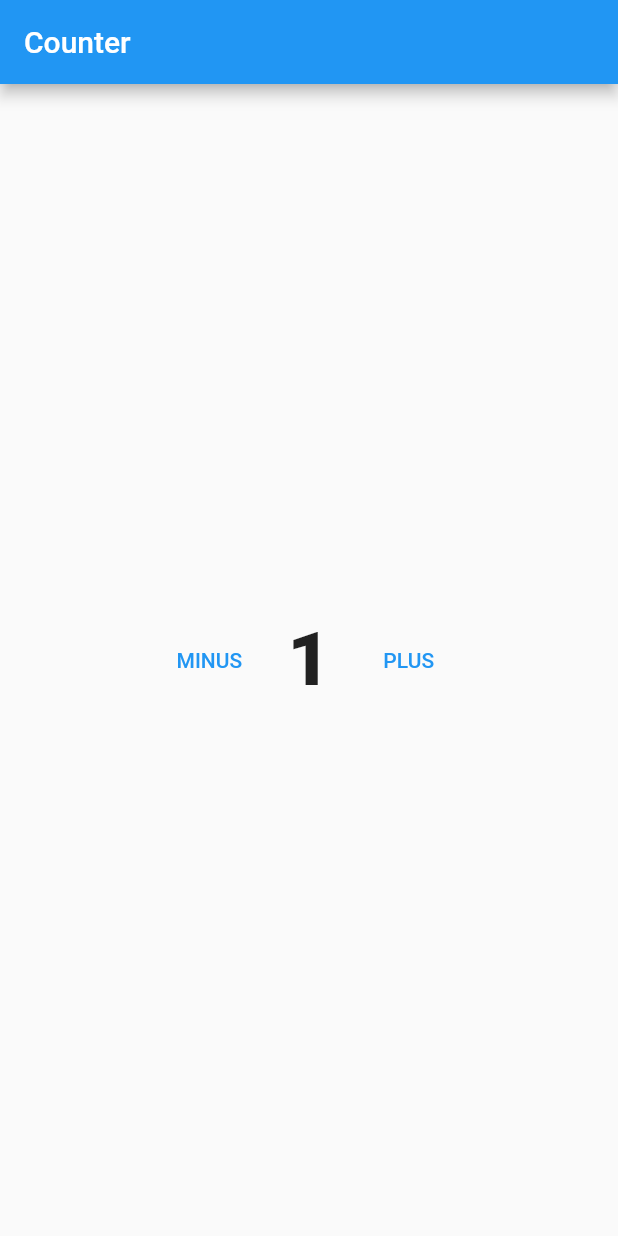
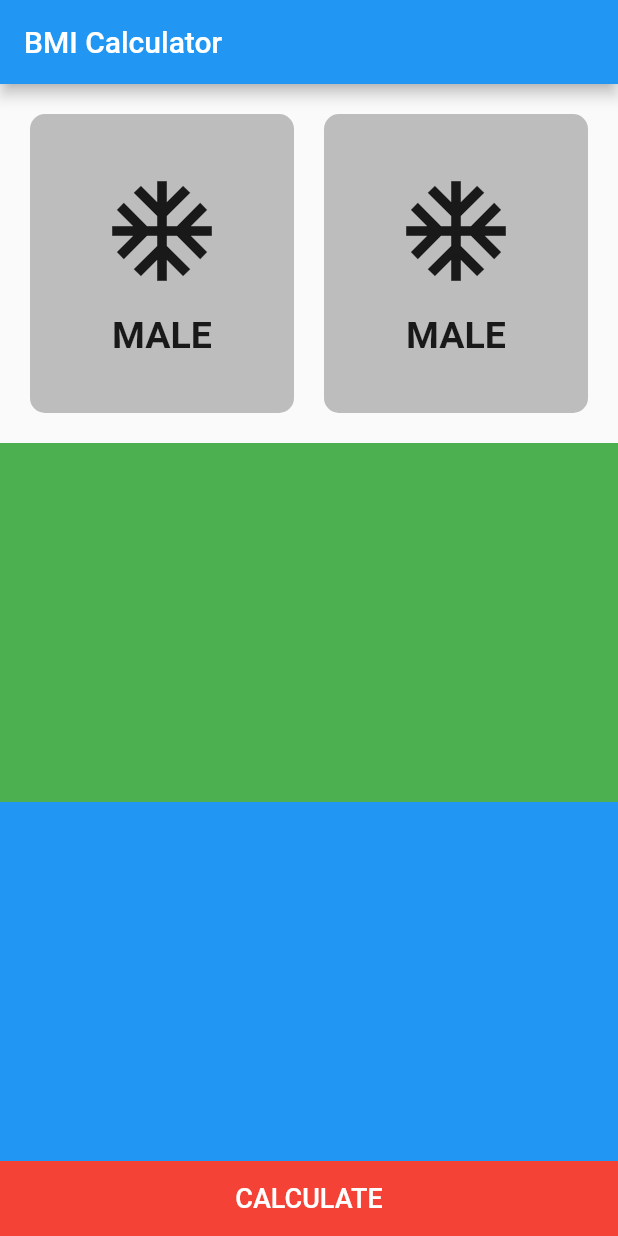
Before and after one commit to aashahin/Flutter-3.10, a Flutter app: the screen it shows after launch, on a phone screen of 412 x 824 dp. Run offline on Flutter 3.47's test engine with Material 2 defaults, Android fonts, the phone set to English and light mode, and no system bars.

Commit message:
Added BMI Calculator

```diff
--- /dev/null
+++ b/lib/bmi_screen.dart
@@ -0,0 +1,116 @@
+import 'package:flutter/material.dart';
+
+class BmiScreen extends StatefulWidget {
+  const BmiScreen({super.key});
+
+  @override
+  State<BmiScreen> createState() => _BmiScreenState();
+}
+
+class _BmiScreenState extends State<BmiScreen> {
+  @override
+  Widget build(BuildContext context) {
+    return Scaffold(
+      appBar: AppBar(
+        title: const Text("BMI Calculator"),
+      ),
+      body: Column(
+        children: [
+          Expanded(
+            child: Padding(
+              padding: const EdgeInsets.all(20.0),
+              child: Row(
+                children: [
+                  Expanded(
+                    child: Container(
+                      decoration: BoxDecoration(
+                        borderRadius: BorderRadius.circular(10),
+                        color: Colors.grey[400]
+                      ),
+                      child: const Column(
+                        mainAxisAlignment: MainAxisAlignment.center,
+                        children: [
+                          Icon(
+                            Icons.ac_unit,
+                            size: 80,
+                          ),
+                          SizedBox(
+                            height: 15,
+                          ),
+                          Text(
+                            "MALE",
+                            style: TextStyle(
+                              fontSize: 25,
+                              fontWeight: FontWeight.bold
+                            ),
+                          )
+                        ],
+                      ),
+                    ),
+                  ),
+                  const SizedBox(
+                    width: 20,
+                  ),
+                  Expanded(
+                    child: Container(
+                      decoration: BoxDecoration(
+                        borderRadius: BorderRadius.circular(10),
+                        color: Colors.grey[400]
+                      ),
+                      child: const Column(
+                        mainAxisAlignment: MainAxisAlignment.center,
+                        children: [
+                          Icon(
+                            Icons.ac_unit,
+                            size: 80,
+                          ),
+                          SizedBox(
+                            height: 15,
+                          ),
+                          Text(
+                            "MALE",
+                            style: TextStyle(
+                              fontSize: 25,
+                              fontWeight: FontWeight.bold
+                            ),
+                          )
+                        ],
+                      ),
+                    ),
+                  )
+                ],
+              ),
+            ),
+          ),
+          Expanded(
+            child: Container(
+              color: Colors.green,
+              width: double.infinity,
+            ),
+          ),
+          Expanded(
+            child: Container(
+              color: Colors.blue,
+              width: double.infinity,
+            ),
+          ),
+          Container(
+            color: Colors.red,
+            height: 50,
+            width: double.infinity,
+            child: MaterialButton(
+              onPressed: () {},
+              child: const Text(
+                  "CALCULATE",
+                style: TextStyle(
+                  color: Colors.white,
+                  fontSize: 18,
+                ),
+              ),
+            ),
+          )
+        ],
+      ),
+    );
+  }
+}
--- a/lib/main.dart
+++ b/lib/main.dart
@@ -1,5 +1,5 @@
 import 'package:flutter/material.dart';
-import 'package:learn_flutter/counter_screen.dart';
+import 'package:learn_flutter/bmi_screen.dart';
 
 void main() {
   runApp(const MyApp());
@@ -12,7 +12,7 @@ class MyApp extends StatelessWidget{
   Widget build(BuildContext context){
     return const MaterialApp(
       title: "Learn Flutter",
-      home: CounterScreen(),
+      home: BmiScreen(),
       debugShowCheckedModeBanner: false,
     );
   }
```
